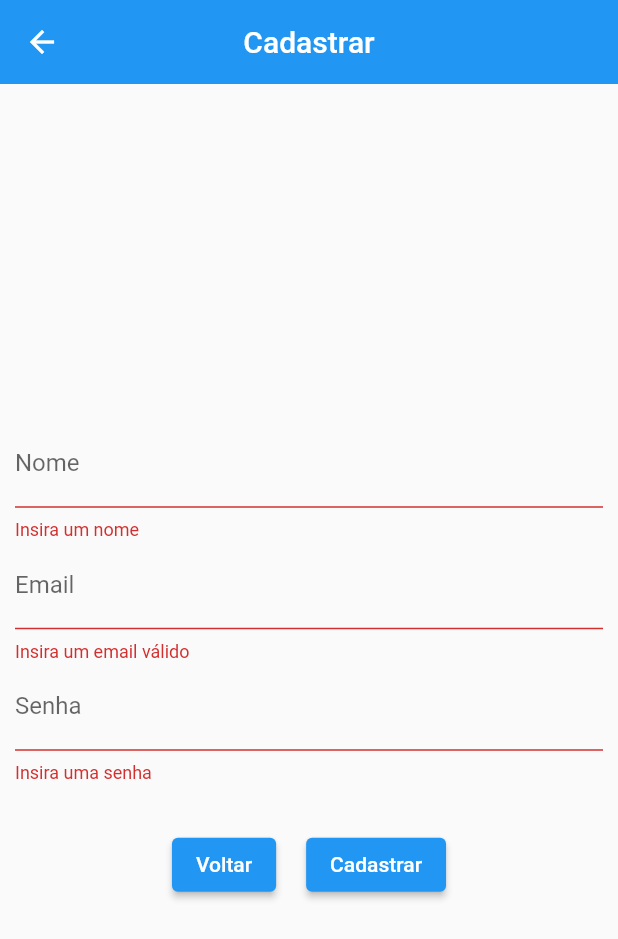
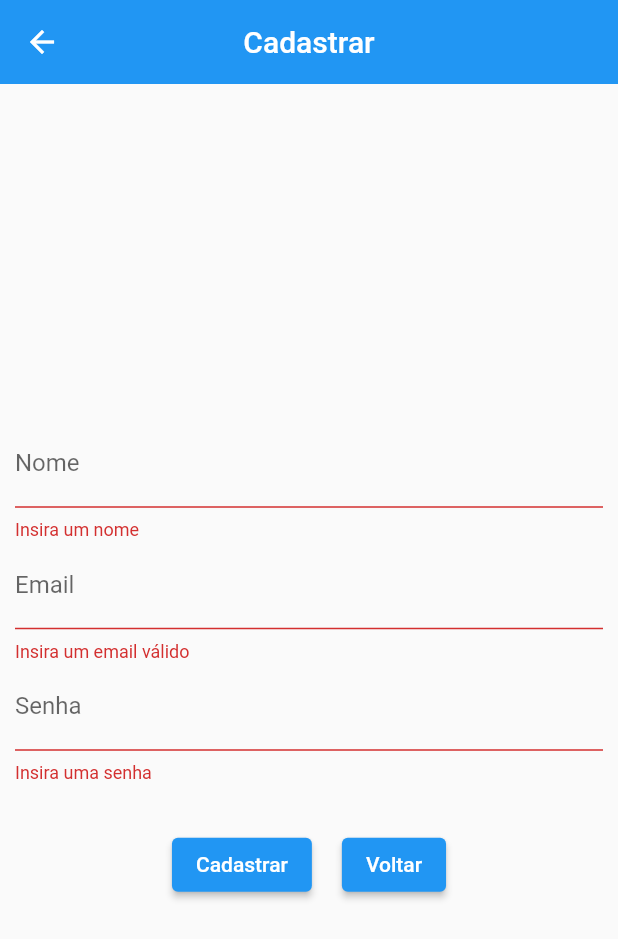
Before and after one commit to davi133/app-mensagens-si700, a Flutter app: the SigninView screen opened directly, after a tap on "Cadastrar", after a tap on "Voltar", on a phone screen of 412 x 824 dp. Shown: the top 939 px of the screen. Run offline on Flutter 3.47's test engine with Material 2 defaults, Android fonts, the phone set to English and light mode, and no system bars; our stand-ins replace bloc, cloud_firestore, firebase_auth, firebase_core, firebase_database, flutter_bloc and 2 more; missing offline and left inert: dart:ffi; accounts and stored records are empty.

Commit message:
various fixes

```diff
--- a/lib/Blocs/Chats/chat_state.dart
+++ b/lib/Blocs/Chats/chat_state.dart
@@ -2,6 +2,7 @@ abstract class ChatState{}
 
 class ChatLoadedState extends ChatState
 {
+
 
 }
 
--- a/lib/Dados/auth_provider.dart
+++ b/lib/Dados/auth_provider.dart
@@ -1,3 +1,5 @@
+import 'package:UnitalkV0_2/Dados/chat_provider.dart';
+
 import '../model/session_user.dart';
 import 'package:firebase_auth/firebase_auth.dart';
 import 'package:cloud_firestore/cloud_firestore.dart';
@@ -136,8 +138,10 @@ class AuthenticationProvider {
   }
 
   Future<int> Logout() async {
+
     await FirebaseAuth.instance.signOut();
     _user = SessionUser(nome: ".", email: ". ", numero: -1);
+    ChatProvider.helper.cleanCachedChats();
     return 1;
   }
 
--- a/lib/View/ContactsPage/contato_tela.dart
+++ b/lib/View/ContactsPage/contato_tela.dart
@@ -103,7 +103,7 @@ class EmptyList extends StatelessWidget {
           height: 20,
         ),
         ElevatedButton(
-          child: const Text("Cadastrar"),
+          child: const Text("Adicionar"),
           onPressed: () {
             Navigator.of(context).push(MaterialPageRoute(builder: (ctx) {
               return NewContactScreen(BlocProvider.of<ContactBloc>(context));
--- a/lib/View/signin_view.dart
+++ b/lib/View/signin_view.dart
@@ -120,16 +120,6 @@ class SigninView extends StatelessWidget {
                     mainAxisAlignment: MainAxisAlignment.center,
                     children: [
                       ElevatedButton(
-                        child: const Text("Voltar"),
-                        onPressed: () {
-                          BlocProvider.of<AuthBloc>(context)
-                              .add(StartLoginEvent());
-                        },
-                      ),
-                      Container(
-                        width: 20,
-                      ),
-                      ElevatedButton(
                         child: const Text("Cadastrar"),
                         onPressed: () {
                           if (_formKey.currentState!.validate()) {
@@ -145,6 +135,17 @@ class SigninView extends StatelessWidget {
                           }));*/
                         },
                       ),
+                       Container(
+                        width: 20,
+                      ),
+                      ElevatedButton(
+                        child: const Text("Voltar"),
+                        onPressed: () {
+                          BlocProvider.of<AuthBloc>(context)
+                              .add(StartLoginEvent());
+                        },
+                      ),
+
                     ],
                   )
                 ],
```
Also changed, not shown: lib/Blocs/Chats/chat_bloc.dart (+5 -3 lines), lib/Dados/chat_provider.dart (+6 -15 lines).
